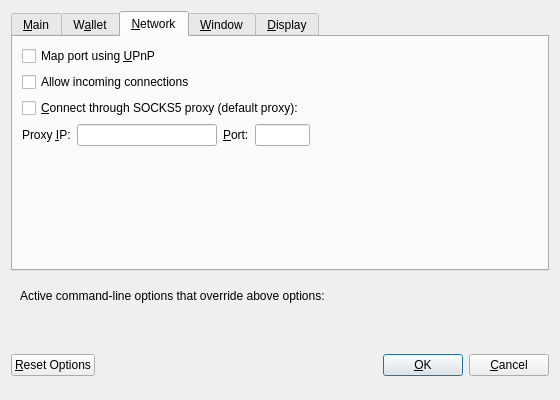
Before: the Qt Designer form src/qt/forms/optionsdialog.ui in sexcoin-project/sexcoin, drawn with Qt 5.
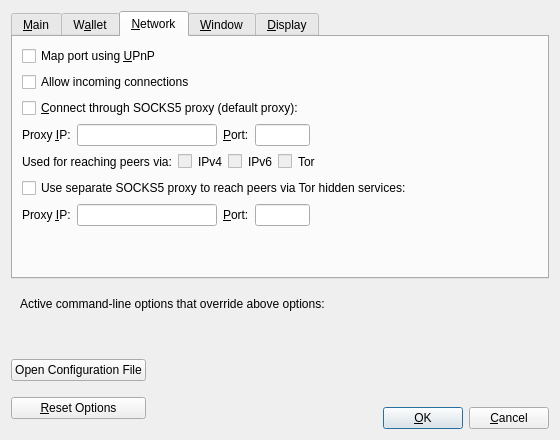
After: the same form once the commit is applied. The open tabs and pages were chosen to show the change. Custom widgets are drawn as their Qt base class.

```diff
--- a/src/qt/forms/optionsdialog.ui
+++ b/src/qt/forms/optionsdialog.ui
@@ -7,7 +7,7 @@
     <x>0</x>
     <y>0</y>
     <width>560</width>
-    <height>400</height>
+    <height>440</height>
    </rect>
   </property>
   <property name="windowTitle">
@@ -297,6 +297,193 @@
          </item>
         </layout>
        </item>
+       <item>
+        <layout class="QHBoxLayout" name="horizontalLayout_2_Network">
+         <item>
+          <widget class="QLabel" name="proxyActiveNets">
+           <property name="text">
+            <string>Used for reaching peers via:</string>
+           </property>
+           <property name="textFormat">
+            <enum>Qt::PlainText</enum>
+           </property>
+          </widget>
+         </item>
+         <item>
+          <widget class="QCheckBox" name="proxyReachIPv4">
+           <property name="enabled">
+            <bool>false</bool>
+           </property>
+           <property name="toolTip">
+            <string>Shows if the supplied default SOCKS5 proxy is used to reach peers via this network type.</string>
+           </property>
+           <property name="text">
+            <string/>
+           </property>
+          </widget>
+         </item>
+         <item>
+          <widget class="QLabel" name="proxyReachIPv4Label">
+           <property name="text">
+            <string>IPv4</string>
+           </property>
+           <property name="textFormat">
+            <enum>Qt::PlainText</enum>
+           </property>
+          </widget>
+         </item>
+         <item>
+          <widget class="QCheckBox" name="proxyReachIPv6">
+           <property name="enabled">
+            <bool>false</bool>
+           </property>
+           <property name="toolTip">
+            <string>Shows if the supplied default SOCKS5 proxy is used to reach peers via this network type.</string>
+           </property>
+           <property name="text">
+            <string/>
+           </property>
+          </widget>
+         </item>
+         <item>
+          <widget class="QLabel" name="proxyReachIPv6Label">
+           <property name="text">
+            <string>IPv6</string>
+           </property>
+           <property name="textFormat">
+            <enum>Qt::PlainText</enum>
+           </property>
+          </widget>
+         </item>
+         <item>
+          <widget class="QCheckBox" name="proxyReachTor">
+           <property name="enabled">
+            <bool>false</bool>
+           </property>
+           <property name="toolTip">
+            <string>Shows if the supplied default SOCKS5 proxy is used to reach peers via this network type.</string>
+           </property>
+           <property name="text">
+            <string/>
+           </property>
+          </widget>
+         </item>
+         <item>
+          <widget class="QLabel" name="proxyReachTorLabel">
+           <property name="text">
+            <string>Tor</string>
+           </property>
+           <property name="textFormat">
+            <enum>Qt::PlainText</enum>
+           </property>
+          </widget>
+         </item>
+         <item>
+          <spacer name="horizontalSpacer_2_Network">
+           <property name="orientation">
+            <enum>Qt::Horizontal</enum>
+           </property>
+           <property name="sizeHint" stdset="0">
+            <size>
+             <width>40</width>
+             <height>20</height>
+            </size>
+           </property>
+          </spacer>
+         </item>
+        </layout>
+       </item>
+       <item>
+        <widget class="QCheckBox" name="connectSocksTor">
+         <property name="toolTip">
+          <string>Connect to the Sexcoin network through a separate SOCKS5 proxy for Tor hidden services.</string>
+         </property>
+         <property name="text">
+          <string>Use separate SOCKS5 proxy to reach peers via Tor hidden services:</string>
+         </property>
+        </widget>
+       </item>
+       <item>
+        <layout class="QHBoxLayout" name="horizontalLayout_3_Network">
+         <item>
+          <widget class="QLabel" name="proxyIpTorLabel">
+           <property name="text">
+            <string>Proxy &amp;IP:</string>
+           </property>
+           <property name="textFormat">
+            <enum>Qt::PlainText</enum>
+           </property>
+           <property name="buddy">
+            <cstring>proxyIpTor</cstring>
+           </property>
+          </widget>
+         </item>
+         <item>
+          <widget class="QValidatedLineEdit" name="proxyIpTor">
+           <property name="minimumSize">
+            <size>
+             <width>140</width>
+             <height>0</height>
+            </size>
+           </property>
+           <property name="maximumSize">
+            <size>
+             <width>140</width>
+             <height>16777215</height>
+            </size>
+           </property>
+           <property name="toolTip">
+            <string>IP address of the proxy (e.g. IPv4: 127.0.0.1 / IPv6: ::1)</string>
+           </property>
+          </widget>
+         </item>
+         <item>
+          <widget class="QLabel" name="proxyPortTorLabel">
+           <property name="text">
+            <string>&amp;Port:</string>
+           </property>
+           <property name="textFormat">
+            <enum>Qt::PlainText</enum>
+           </property>
+           <property name="buddy">
+            <cstring>proxyPortTor</cstring>
+           </property>
+          </widget>
+         </item>
+         <item>
+          <widget class="QLineEdit" name="proxyPortTor">
+           <property name="minimumSize">
+            <size>
+             <width>55</width>
+             <height>0</height>
+            </size>
+           </property>
+           <property name="maximumSize">
+            <size>
+             <width>55</width>
+             <height>16777215</height>
+            </size>
+           </property>
+           <property name="toolTip">
+            <string>Port of the proxy (e.g. 9050)</string>
+           </property>
+          </widget>
+         </item>
+         <item>
+          <spacer name="horizontalSpacer_4_Network">
+           <property name="orientation">
+            <enum>Qt::Horizontal</enum>
+           </property>
+           <property name="sizeHint" stdset="0">
+            <size>
+             <width>40</width>
+             <height>20</height>
+            </size>
+           </property>
+          </spacer>
+         </item>
+        </layout>
+       </item>
        <item>
         <spacer name="verticalSpacer_Network">
          <property name="orientation">
@@ -495,6 +682,21 @@
    <item>
     <layout class="QHBoxLayout" name="horizontalLayout_Buttons">
      <item>
+      <layout class="QVBoxLayout" name="verticalLayout_Buttons">
+       <item>
+        <widget class="QPushButton" name="openBitcoinConfButton">
+         <property name="toolTip">
+          <string>Open the %1 configuration file from the working directory.</string>
+         </property>
+         <property name="text">
+          <string>Open Configuration File</string>
+         </property>
+         <property name="autoDefault">
+          <bool>false</bool>
+         </property>
+        </widget>
+       </item>
+       <item>
       <widget class="QPushButton" name="resetButton">
        <property name="toolTip">
         <string>Reset all client options to default.</string>
@@ -507,6 +709,8 @@
        </property>
       </widget>
      </item>
+      </layout>
+     </item>
      <item>
       <spacer name="horizontalSpacer_1">
        <property name="orientation">
@@ -559,6 +763,23 @@
       </spacer>
      </item>
      <item>
+      <layout class="QVBoxLayout" name="verticalLayout_4">
+       <item>
+        <spacer name="verticalSpacer">
+         <property name="orientation">
+          <enum>Qt::Vertical</enum>
+         </property>
+         <property name="sizeHint" stdset="0">
+          <size>
+           <width>20</width>
+           <height>40</height>
+          </size>
+         </property>
+        </spacer>
+       </item>
+       <item>
+        <layout class="QHBoxLayout" name="horizontalLayout">
+         <item>
       <widget class="QPushButton" name="okButton">
        <property name="text">
         <string>&amp;OK</string>
@@ -580,6 +801,10 @@
         <bool>false</bool>
        </property>
       </widget>
+         </item>
+        </layout>
+       </item>
+      </layout>
      </item>
     </layout>
    </item>
```
Left out of the diff: 18 changed lines with no effect on the pictures. Lines whose indentation alone changed are shown as unchanged.
